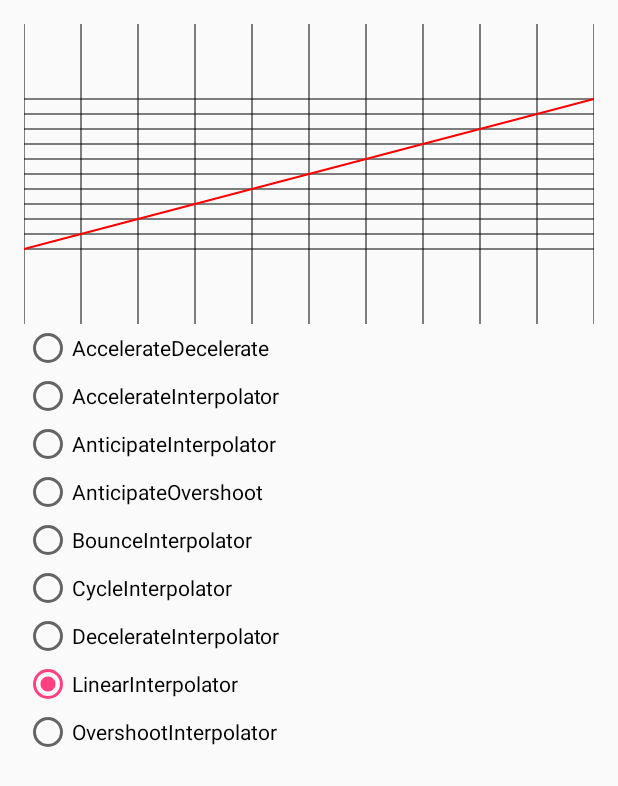
After one commit to Ya-Jun/SmallSampleCollection, an Android app: the InterpolatorCurve screen opened directly, with no data from a screen before it, on a phone screen of 412 x 824 dp. The commit adds this screen. Shown: the top 786 px of the screen. Run offline under Robolectric (Android 15) with nearby library versions, the phone set to English and light mode, and no system bars.

Commit message:
增加Interpolator示例

```diff
--- a/MyAnimationDemo/src/main/AndroidManifest.xml
+++ b/MyAnimationDemo/src/main/AndroidManifest.xml
@@ -18,6 +18,7 @@
 
         <activity android:name=".ViewAnimation" />
         <activity android:name=".DrawableAnimation" />
+        <activity android:name=".InterpolatorCurve" />
 
     </application>
 
--- /dev/null
+++ b/MyAnimationDemo/src/main/java/com/wyj/myanimationdemo/CurveView.java
@@ -0,0 +1,132 @@
+package com.wyj.myanimationdemo;
+
+import android.content.Context;
+import android.graphics.Canvas;
+import android.graphics.Color;
+import android.graphics.CornerPathEffect;
+import android.graphics.Paint;
+import android.graphics.Path;
+import android.graphics.PathEffect;
+import android.util.AttributeSet;
+import android.view.View;
+
+public class CurveView extends View {
+
+    private float[] xValues = null;
+    private float[] yValues = null;
+    private Path mPath = null;
+    private Paint mPaint = null;
+    private Paint mGridPaint = null;
+
+    private int mWidth = 0;
+    private int mHeight = 0;
+
+    private int mUnitHeight = 0;
+    private int mHeightMargin = 0;
+
+    public CurveView(Context context, AttributeSet attrs, int defStyle) {
+        super(context, attrs, defStyle);
+        init();
+    }
+
+    public CurveView(Context context, AttributeSet attrs) {
+        super(context, attrs);
+        init();
+    }
+
+    public CurveView(Context context) {
+        super(context);
+        init();
+    }
+
+    private void init() {
+        mPath = new Path();
+        mPaint = new Paint();
+        mPaint.setAntiAlias(true);
+        mPaint.setDither(true);
+        mPaint.setColor(Color.RED);
+        mPaint.setStyle(Paint.Style.STROKE);
+        mPaint.setStrokeCap(Paint.Cap.ROUND);
+        mPaint.setStrokeWidth(2);
+
+        // 平滑曲线
+        PathEffect pathEffect = new CornerPathEffect(30);
+        mPaint.setPathEffect(pathEffect);
+
+        mGridPaint = new Paint();
+        mGridPaint.setAntiAlias(true);
+        mGridPaint.setDither(true);
+        mGridPaint.setColor(Color.BLACK);
+        mGridPaint.setStyle(Paint.Style.STROKE);
+        mGridPaint.setStrokeWidth(1);
+
+    }
+
+    @Override
+    protected void onSizeChanged(int w, int h, int oldw, int oldh) {
+        super.onSizeChanged(w, h, oldw, oldh);
+        mWidth = w;
+        mHeight = h;
+
+        mUnitHeight = Math.round(0.5f * mHeight);
+
+        mHeightMargin = (mHeight - mUnitHeight) / 2;
+    }
+
+    @Override
+    protected void onDraw(Canvas canvas) {
+        super.onDraw(canvas);
+        drawVerticalGrids(canvas);
+        drawHorizontalGrids(canvas);
+        if (null != xValues && null != yValues
+                && xValues.length == yValues.length) {
+
+            mPath.reset();
+            // move to start point
+            mPath.moveTo(xValues[0] * mWidth, mHeightMargin + (1 - yValues[0])
+                    * mUnitHeight);
+            // line to other points
+            for (int i = 1; i < xValues.length; ++i) {
+                mPath.lineTo(xValues[i] * mWidth, mHeightMargin
+                        + (1 - yValues[i]) * mUnitHeight);
+            }
+
+        }
+
+        canvas.drawPath(mPath, mPaint);
+
+    }
+
+    private void drawHorizontalGrids(Canvas canvas) {
+        for (int i = 0; i < xValues.length; ++i) {
+            canvas.drawLine(0, mHeightMargin + xValues[i] * mUnitHeight,
+                    mWidth, mHeightMargin + xValues[i] * mUnitHeight,
+                    mGridPaint);
+        }
+    }
+
+    private void drawVerticalGrids(Canvas canvas) {
+
+        for (int i = 0; i < xValues.length; ++i) {
+            canvas.drawLine(xValues[i] * mWidth, 0, xValues[i] * mWidth,
+                    mHeight, mGridPaint);
+        }
+    }
+
+    public float[] getxValues() {
+        return xValues;
+    }
+
+    public void setxValues(float[] xValues) {
+        this.xValues = xValues;
+    }
+
+    public float[] getyValues() {
+        return yValues;
+    }
+
+    public void setyValues(float[] yValues) {
+        this.yValues = yValues;
+    }
+
+}
--- /dev/null
+++ b/MyAnimationDemo/src/main/java/com/wyj/myanimationdemo/InterpolatorCurve.java
@@ -0,0 +1,96 @@
+package com.wyj.myanimationdemo;
+
+import android.os.Bundle;
+import android.app.Activity;
+import android.view.animation.AccelerateDecelerateInterpolator;
+import android.view.animation.AccelerateInterpolator;
+import android.view.animation.AnticipateInterpolator;
+import android.view.animation.AnticipateOvershootInterpolator;
+import android.view.animation.BounceInterpolator;
+import android.view.animation.CycleInterpolator;
+import android.view.animation.DecelerateInterpolator;
+import android.view.animation.Interpolator;
+import android.view.animation.LinearInterpolator;
+import android.view.animation.OvershootInterpolator;
+import android.widget.RadioGroup;
+import android.widget.RadioGroup.OnCheckedChangeListener;
+
+public class InterpolatorCurve extends Activity {
+
+    private RadioGroup mInterpolatorGroup = null;
+    private CurveView mCurveView = null;
+    private float[] mXValues = new float[]{0.0f, 0.1f, 0.2f, 0.3f, 0.4f,
+            0.5f, 0.6f, 0.7f, 0.8f, 0.9f, 1.0f};
+    private float[] mYValues = new float[11];
+
+    @Override
+    protected void onCreate(Bundle savedInstanceState) {
+        super.onCreate(savedInstanceState);
+        setContentView(R.layout.activity_interpolator_curve);
+        mInterpolatorGroup = (RadioGroup) findViewById(R.id.interpolatorGroup);
+        mCurveView = (CurveView) findViewById(R.id.curve);
+        mCurveView.setxValues(mXValues);
+        mInterpolatorGroup
+                .setOnCheckedChangeListener(new OnCheckedChangeListener() {
+
+                    @Override
+                    public void onCheckedChanged(RadioGroup group, int checkedId) {
+                        Interpolator interpolator = getInterpolator();
+                        for (int i = 0; i < mXValues.length; ++i) {
+                            mYValues[i] = interpolator
+                                    .getInterpolation(mXValues[i]);
+                        }
+                        mCurveView.setyValues(mYValues);
+                        mCurveView.invalidate();
+                    }
+                });
+
+        mInterpolatorGroup.check(R.id.LinearInterpolator);
+
+    }
+
+    private Interpolator getInterpolator() {
+
+        int checkedId = mInterpolatorGroup.getCheckedRadioButtonId();
+
+        switch (checkedId) {
+            case R.id.AccelerateDecelerateInterpolator:
+                return new AccelerateDecelerateInterpolator();
+
+            case R.id.AccelerateInterpolator:
+
+                return new AccelerateInterpolator();
+
+            case R.id.AnticipateInterpolator:
+
+                return new AnticipateInterpolator();
+
+            case R.id.AnticipateOvershootInterpolator:
+                return new AnticipateOvershootInterpolator();
+
+            case R.id.BounceInterpolator:
+                return new BounceInterpolator();
+
+            case R.id.CycleInterpolator:
+
+                return new CycleInterpolator(2);
+
+            case R.id.DecelerateInterpolator:
+
+                return new DecelerateInterpolator();
+
+            case R.id.LinearInterpolator:
+                return new LinearInterpolator();
+
+            case R.id.OvershootInterpolator:
+                return new OvershootInterpolator();
+
+            default:
+                break;
+        }
+
+        return null;
+
+    }
+
+}
--- a/MyAnimationDemo/src/main/java/com/wyj/myanimationdemo/MainActivity.java
+++ b/MyAnimationDemo/src/main/java/com/wyj/myanimationdemo/MainActivity.java
@@ -11,6 +11,7 @@ public class MainActivity extends AppCompatActivity implements View.OnClickListe
     private Button buttonView;
     private Button buttonDrawable;
     private Button buttonProperty;
+    private Button buttonInterpolator;
 
     @Override
     protected void onCreate(Bundle savedInstanceState) {
@@ -23,10 +24,12 @@ public class MainActivity extends AppCompatActivity implements View.OnClickListe
         buttonView = (Button) findViewById(R.id.button_view);
         buttonDrawable = (Button) findViewById(R.id.button_drawable);
         buttonProperty = (Button) findViewById(R.id.button_property);
+        buttonInterpolator = (Button) findViewById(R.id.button_interpolator);
 
         buttonView.setOnClickListener(this);
         buttonDrawable.setOnClickListener(this);
         buttonProperty.setOnClickListener(this);
+        buttonInterpolator.setOnClickListener(this);
     }
 
     @Override
@@ -39,6 +42,9 @@ public class MainActivity extends AppCompatActivity implements View.OnClickListe
             MainActivity.this.startActivity(intent);
         } else if (v == buttonProperty) {
 
+        } else if (v == buttonInterpolator) {
+            Intent intent = new Intent(MainActivity.this, InterpolatorCurve.class);
+            MainActivity.this.startActivity(intent);
         }
     }
 }
--- /dev/null
+++ b/MyAnimationDemo/src/main/res/layout/activity_interpolator_curve.xml
@@ -0,0 +1,55 @@
+<RelativeLayout xmlns:android="http://schemas.android.com/apk/res/android"
+    android:layout_width="match_parent"
+    android:layout_height="match_parent"
+    android:padding="16dp">
+
+    <com.wyj.myanimationdemo.CurveView
+        android:id="@+id/curve"
+        android:layout_width="wrap_content"
+        android:layout_height="200dip" />
+
+    <RadioGroup
+        android:id="@+id/interpolatorGroup"
+        android:layout_width="wrap_content"
+        android:layout_height="wrap_content"
+        android:layout_below="@id/curve">
+
+        <RadioButton
+            android:id="@+id/AccelerateDecelerateInterpolator"
+            android:checked="true"
+            android:text="AccelerateDecelerate" />
+
+        <RadioButton
+            android:id="@+id/AccelerateInterpolator"
+            android:text="AccelerateInterpolator" />
+
+        <RadioButton
+            android:id="@+id/AnticipateInterpolator"
+            android:text="AnticipateInterpolator" />
+
+        <RadioButton
+            android:id="@+id/AnticipateOvershootInterpolator"
+            android:text="AnticipateOvershoot" />
+
+        <RadioButton
+            android:id="@+id/BounceInterpolator"
+            android:text="BounceInterpolator" />
+
+        <RadioButton
+            android:id="@+id/CycleInterpolator"
+            android:text="CycleInterpolator" />
+
+        <RadioButton
+            android:id="@+id/DecelerateInterpolator"
+            android:text="DecelerateInterpolator" />
+
+        <RadioButton
+            android:id="@+id/LinearInterpolator"
+            android:text="LinearInterpolator" />
+
+        <RadioButton
+            android:id="@+id/OvershootInterpolator"
+            android:text="OvershootInterpolator" />
+    </RadioGroup>
+
+</RelativeLayout>
--- a/MyAnimationDemo/src/main/res/layout/activity_main.xml
+++ b/MyAnimationDemo/src/main/res/layout/activity_main.xml
@@ -21,4 +21,10 @@
         android:layout_width="match_parent"
         android:layout_height="wrap_content"
         android:text="Property Animation" />
+
+    <Button
+        android:id="@+id/button_interpolator"
+        android:layout_width="match_parent"
+        android:layout_height="wrap_content"
+        android:text="Interpolator" />
 </LinearLayout>
```
Also changed, not shown: DragLayoutDemo/build.gradle (+5 -5 lines), EmojiIconLayout/build.gradle (+5 -5 lines), FrescoDemo/build.gradle (+5 -6 lines), MyAnimationDemo/build.gradle (+5 -7 lines), ViewDragLayout/build.gradle (+5 -6 lines).
